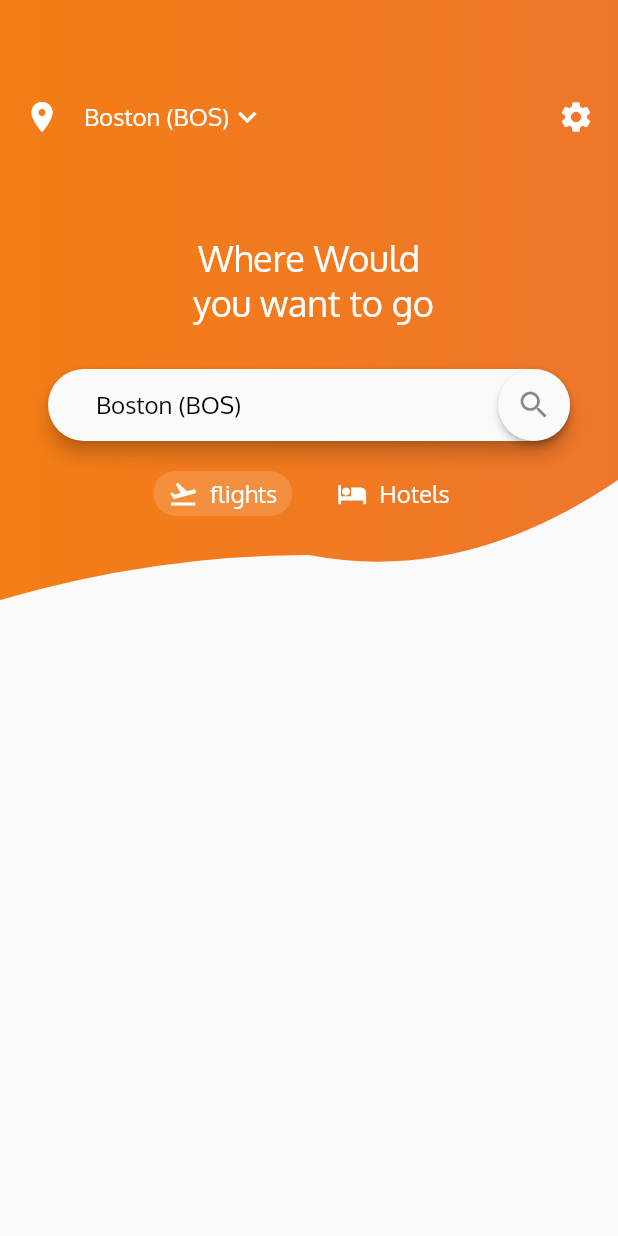
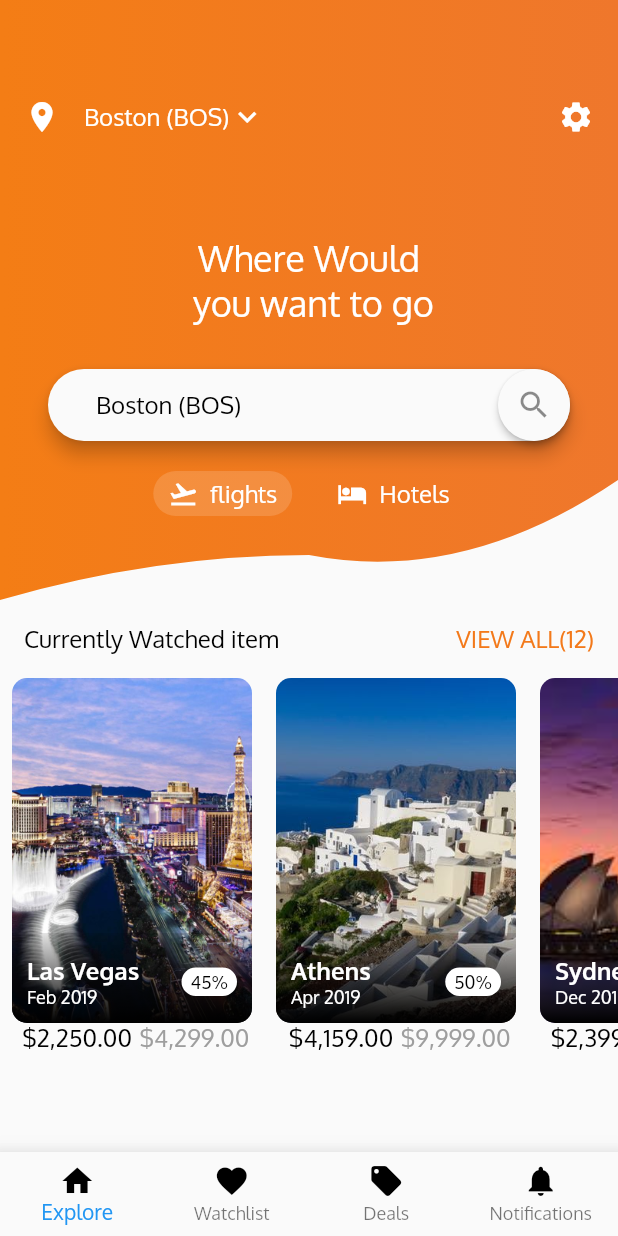
Before and after one commit to anasvp444/flightlist, a Flutter app: the screen it shows after launch, on a phone screen of 412 x 824 dp. Run offline on Flutter 3.47's test engine with Material 2 defaults, Android fonts, the phone set to English and light mode, and no system bars.

Commit message:
first screen

```diff
--- /dev/null
+++ b/lib/CustomAppBar.dart
@@ -0,0 +1,42 @@
+import 'package:flutter/material.dart';
+
+class CustomAppBar extends StatelessWidget {
+
+  List<BottomNavigationBarItem> bottomBarItems = [];
+
+  CustomAppBar(){
+    bottomBarItems.add(
+      BottomNavigationBarItem(
+        icon: Icon(Icons.home, color:Colors.black),
+         title: Text("Explore", style:TextStyle(color:Colors.black, fontSize: 14.0),))
+    );
+        bottomBarItems.add(
+      BottomNavigationBarItem(
+        icon: Icon(Icons.favorite, color:Colors.black),
+         title: Text("Watchlist", style:TextStyle(color:Colors.black, fontSize: 14.0),))
+    );
+        bottomBarItems.add(
+      BottomNavigationBarItem(
+        icon: Icon(Icons.local_offer, color:Colors.black),
+         title: Text("Deals", style:TextStyle(color:Colors.black, fontSize: 14.0),))
+    );
+
+        bottomBarItems.add(
+      BottomNavigationBarItem(
+        icon: Icon(Icons.notifications, color:Colors.black),
+         title: Text("Notifications", style:TextStyle(color:Colors.black, fontSize: 14.0),))
+    );
+  }
+
+  @override
+  Widget build(BuildContext context) {
+    return Material(
+      elevation: 15.0,
+      child: BottomNavigationBar(
+        items: bottomBarItems,
+        type: BottomNavigationBarType.fixed,
+      ),
+    );
+
+  }
+}
--- a/lib/main.dart
+++ b/lib/main.dart
@@ -1,5 +1,8 @@
 import 'package:flutter/material.dart';
 import 'package:flightlist/CustomShapeClipper.dart';
+import 'package:intl/intl.dart';
+
+import 'CustomAppBar.dart';
 
 void main() => runApp(MaterialApp(
   title:'Flight List',
@@ -23,9 +26,11 @@ class HomeScreen extends StatelessWidget{
   @override
   Widget build(BuildContext context){
     return Scaffold(
+      bottomNavigationBar: CustomAppBar(),
       body:Column(
         children: <Widget>[
-          HomeScreenTopPart()
+          HomeScreenTopPart(),
+          homeScreenbottom
         ],
       )
     );
@@ -179,3 +184,117 @@ class _ChoiseChipState extends State<ChoiseChip> {
 
   }
 }
+
+
+
+
+var homeScreenbottom = Column(
+  children:[
+    Padding(
+      padding: const EdgeInsets.all(16.0),
+      child: Row(
+        children:[
+          Text("Currently Watched item",style:TextStyle(color:Colors.black, fontSize: 16.0)),
+          Spacer(),
+          Text("VIEW ALL(12)",style:TextStyle(color:appTheme.primaryColor, fontSize: 16.0))
+        ]
+      ),
+    ),
+    Container(
+      height: 260.0,
+      child: ListView(
+        scrollDirection: Axis.horizontal,
+        children:cityCards
+      ),
+    )
+  ]
+);
+
+List<CityCard> cityCards = [
+  CityCard(
+      "assets/images/lasvegas.jpg", "Las Vegas", "Feb 2019", "45", 4299, 2250),
+  CityCard("assets/images/athens.jpg", "Athens", "Apr 2019", "50", 9999, 4159),
+  CityCard("assets/images/sydney.jpeg", "Sydney", "Dec 2018", "40", 5999, 2399)
+];
+
+final formatCurrency = new  NumberFormat.simpleCurrency();
+class CityCard extends StatelessWidget {
+
+  final String imagePath, cityName, monthYear , discount ;
+  final int oldPrice, newPrice;
+  CityCard(this.imagePath, this.cityName, this.monthYear , this.discount , this.oldPrice, this.newPrice);
+
+  @override
+  Widget build(BuildContext context) {
+    return Padding(
+      padding: const EdgeInsets.symmetric(horizontal:8.0),
+      child: Column(
+        children: [
+          ClipRRect(
+            borderRadius: BorderRadius.all(Radius.circular(10.0)),
+                  child: Stack(
+              children: [
+                Container(
+                  height: 230.0,
+                  width: 160.0,
+                  child:Image.asset(imagePath, fit: BoxFit.cover,)),
+                  Positioned(
+                    left: 0.0,
+                    bottom: 0.0,
+                    right: 0.0,
+                    height: 60.0,
+                    child: Container(
+                      decoration: BoxDecoration(
+                        gradient:LinearGradient(
+                          begin: Alignment.bottomCenter,
+                          end: Alignment.topCenter,
+                          colors:[
+                            Colors.black, Colors.black.withOpacity(0.1)
+                          ]
+                        )
+                      ),
+                    ),
+                  ),
+                  Positioned(
+                    left:10.0,
+                    bottom:10.0,
+                    right:10.0,
+                    child:Row(
+                      mainAxisSize: MainAxisSize.max,
+                      mainAxisAlignment: MainAxisAlignment.spaceBetween,
+                      children: [
+                      Column(
+                        crossAxisAlignment: CrossAxisAlignment.start,
+                        children:[
+                      Text(cityName,style:TextStyle(color:Colors.white, fontSize: 16.0, fontWeight: FontWeight.bold)),
+                      Text(monthYear,style:TextStyle(color:Colors.white, fontSize: 12.0, fontWeight: FontWeight.normal)),
+                        ]
+                      ),
+                      Container(
+                        padding: EdgeInsets.symmetric(horizontal:6.0 , vertical:2.0),
+                        decoration: BoxDecoration(
+                          color: Colors.white,
+                          shape:BoxShape.rectangle,
+                          borderRadius:BorderRadius.all(Radius.circular(10.0))
+                        ),
+                        child: Text("$discount%",style:TextStyle(color:Colors.black, fontSize: 12.0, fontWeight: FontWeight.normal))),
+                    ],)
+                  )
+              ],
+            ),
+          ),
+          Row(
+          mainAxisSize: MainAxisSize.max,
+          mainAxisAlignment: MainAxisAlignment.start,
+          children: [
+          SizedBox(width:5.0),
+          Text('${formatCurrency.format(newPrice)}',style:TextStyle(color:Colors.black, fontSize: 16.0, fontWeight: FontWeight.normal)),
+           SizedBox(width:5.0),
+          Text('${formatCurrency.format(oldPrice)}',style:TextStyle(color:Colors.grey, fontSize: 16.0, fontWeight: FontWeight.normal))
+        ],)
+        ],
+
+      ),
+    );
+  }
+}
--- a/pubspec.yaml
+++ b/pubspec.yaml
@@ -23,6 +23,7 @@ dependencies:
   # The following adds the Cupertino Icons font to your application.
   # Use with the CupertinoIcons class for iOS style icons.
   cupertino_icons: ^0.1.2
+  intl:
 
 dev_dependencies:
   flutter_test:
```
Also changed, not shown: pubspec.lock.
